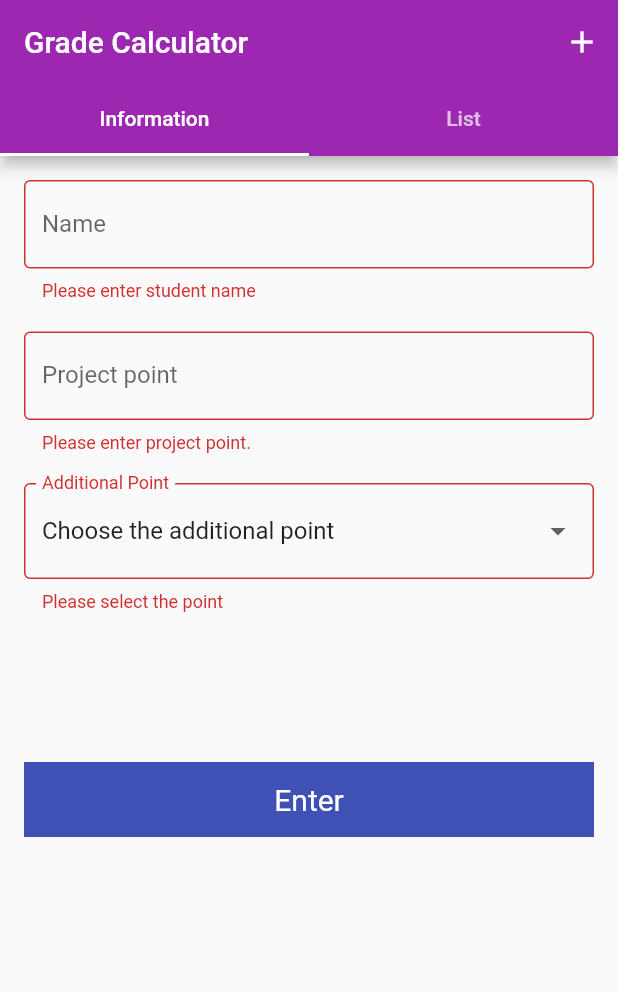
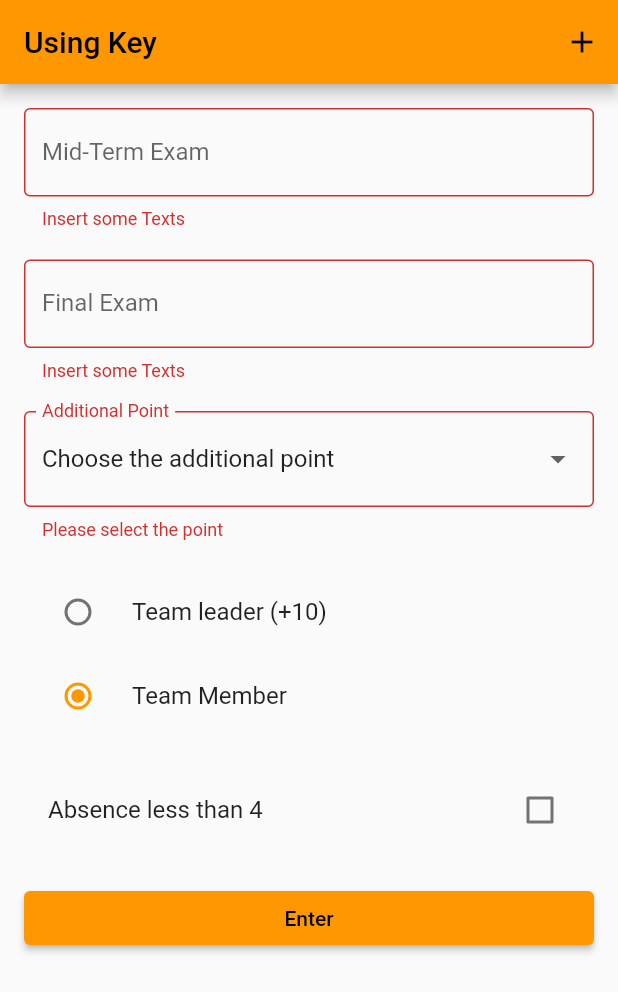
Before and after one commit to gaeun23/flutter-practice, a Flutter app: the screen it shows after launch, after a tap on "Enter", on a phone screen of 412 x 824 dp. Shown: the top 992 px of the screen. Run offline on Flutter 3.47's test engine with Material 2 defaults, Android fonts, the phone set to English and light mode, and no system bars.

```diff
--- a/lib/main.dart
+++ b/lib/main.dart
@@ -1,4 +1,6 @@
 import 'package:flutter/material.dart';
+
+enum Role { leader, member }
 
 void main() {
   runApp(const MyApp());
@@ -12,7 +14,7 @@ class MyApp extends StatelessWidget {
     return MaterialApp(
       title: 'Flutter App',
       theme: ThemeData(
-        primarySwatch: Colors.purple,
+        primarySwatch: Colors.orange,
       ),
       home: const MyHomePage(),
     );
@@ -27,26 +29,32 @@ class MyHomePage extends StatefulWidget {
 }
 
 class _MyHomePageState extends State<MyHomePage> {
-  StudentInfo studentInfo = StudentInfo('', 0, 0);
+  @override
+  Widget build(BuildContext context) {
+    return Scaffold(
+      appBar: AppBar(
+        title: const Text('Using Key'),
+        actions: [IconButton(onPressed: () {}, icon: const Icon(Icons.add))],
+      ),
+      body: MyForm(),
+    );
+  }
+}
+
+class MyForm extends StatefulWidget {
+  const MyForm({Key? key}) : super(key: key);
+
+  @override
+  State<MyForm> createState() => _MyFormState();
+}
+
+class _MyFormState extends State<MyForm> {
+  StudentResult studentResult = StudentResult(0, 0, 0, -1, true);
   final _formKey = GlobalKey<FormState>();
-  late List<Widget> studentList = [];
 
   @override
   Widget build(BuildContext context) {
-    return DefaultTabController(
-      length: 2,
-      child: Scaffold(
-        appBar: AppBar(
-          title: const Text('Grade Calculator'),
-          actions: [IconButton(onPressed: () {}, icon: const Icon(Icons.add))],
-          bottom: const TabBar(
-            tabs: [Tab(text: 'Information'), Tab(text: 'List')],
-          ),
-        ),
-        body: TabBarView(
-          children: [
-            Tab(
-              child: Form(
+    return Form(
       key: _formKey,
       child: Padding(
         padding: const EdgeInsets.all(16.0),
@@ -54,19 +62,19 @@ class _MyHomePageState extends State<MyHomePage> {
           children: [
             TextFormField(
               decoration: const InputDecoration(
-                            border: OutlineInputBorder(), labelText: 'Name'),
+                border: OutlineInputBorder(),
+                labelText: 'Mid-Term Exam',
+              ),
               validator: (value) {
                 if (value == null || value.isEmpty) {
-                            return 'Please enter student name';
-                          } else if (int.tryParse(value) != null) {
-                            return 'Please enter some string, not a number.';
+                  return 'Insert some Texts';
+                } else if (int.tryParse(value) == null) {
+                  return 'Insert some Integer';
                 }
                 return null;
               },
               onSaved: (value) {
-                          setState(() {
-                            studentInfo.name = value!;
-                          });
+                studentResult.midTermExam = int.parse(value!);
               },
             ),
             const SizedBox(
@@ -75,17 +83,18 @@ class _MyHomePageState extends State<MyHomePage> {
             TextFormField(
               decoration: const InputDecoration(
                 border: OutlineInputBorder(),
-                            labelText: 'Project point'),
+                labelText: 'Final Exam',
+              ),
               validator: (value) {
                 if (value == null || value.isEmpty) {
-                            return 'Please enter project point.';
+                  return 'Insert some Texts';
                 } else if (int.tryParse(value) == null) {
-                            return 'Please enter some integer.';
+                  return 'Insert some Integer';
                 }
                 return null;
               },
               onSaved: (value) {
-                          studentInfo.point = int.parse(value!);
+                studentResult.finalTermExam = int.parse(value!);
               },
             ),
             const SizedBox(
@@ -96,93 +105,92 @@ class _MyHomePageState extends State<MyHomePage> {
                 border: OutlineInputBorder(),
                 labelText: 'Additional Point',
               ),
+              value: studentResult.additionalPoint,
               items: List.generate(11, (index) {
                 if (index == 0) {
                   return DropdownMenuItem(
-                                value: index,
-                                child:
-                                    const Text('Choose the additional point'));
+                    value: index - 1,
+                    child: const Text('Choose the additional point'),
+                  );
                 }
                 return DropdownMenuItem(
-                              value: index, child: Text('${index - 1} point'));
+                  value: index - 1,
+                  child: Text('${index - 1} point'),
+                );
               }),
-                        value: 0,
               onChanged: (value) {
-                          studentInfo.additionalPoint = value! - 1;
+                setState(() {
+                  studentResult.additionalPoint = value!;
+                });
               },
               validator: (value) {
-                          if (value == 0) {
+                if (value == -1) {
                   return 'Please select the point';
                 }
                 return null;
               },
             ),
             const SizedBox(
-                        height: 100,
+              height: 20,
             ),
-                      GestureDetector(
-                        child: Container(
-                          height: 50,
-                          color: Colors.indigo,
-                          child: const Center(
-                            child: Text(
-                              'Enter',
-                              style: TextStyle(
-                                  fontSize: 20.0, color: Colors.white),
+            RadioListTile(
+                title: const Text('Team leader (+10)'),
+                value: 10,
+                groupValue: studentResult.teamLeaderPoint,
+                onChanged: (value) {
+                  setState(() {
+                    studentResult.teamLeaderPoint = 10;
+                  });
+                }),
+            RadioListTile(
+                title: const Text('Team Member'),
+                value: 0,
+                groupValue: studentResult.teamLeaderPoint,
+                onChanged: (value) {
+                  setState(() {
+                    studentResult.teamLeaderPoint = 0;
+                  });
+                }),
+            const SizedBox(
+              height: 20,
+            ),
+            CheckboxListTile(
+                title: const Text('Absence less than 4'),
+                value: !studentResult.attendance,
+                onChanged: (value) {
+                  setState(() {
+                    studentResult.attendance = value!;
+                  });
+                }),
+            const SizedBox(
+              height: 20,
+            ),
+            ElevatedButton(
+              onPressed: () {
+                setState(() {
+                  if (_formKey.currentState!.validate()) {
+                    ScaffoldMessenger.of(context).showSnackBar(const SnackBar(
+                      content: Text('Processing data'),
+                    ));
+                    _formKey.currentState!.save();
+                    studentResult.computeSum();
+                    // Routing 을 하는 위젯
+                    // Stack 자료구조 처럼 위에 덧붙여지게 됨
+                    // 위로 생성된 페이지의 appBar 에는 자동으로 뒤로가기 버튼 생성(pop 기능)
+                    Navigator.push(
+                      context,
+                      MaterialPageRoute(
+                        builder: (context) => ResultPage(
+                          result: studentResult,
                         ),
                       ),
-                        ),
-                        onTap: () {
-                          setState(() {
-                            if (_formKey.currentState!.validate()) {
-                              ScaffoldMessenger.of(context)
-                                  .showSnackBar(const SnackBar(
-                                content: Text('Information update complete'),
-                              ));
-                              _formKey.currentState!.save();
-                              studentList.add(ListTile(
-                                title: Text(studentInfo.toString()),
-                                leading: const Icon(Icons.home),
-                              ));
-                              print(studentInfo);
-                              print(studentList);
+                    );
+                    print(studentResult);
                   }
                 });
               },
-                      )
-                    ],
+              child: const Text('Enter'),
             ),
-                ),
-              ),
-            ),
-            Tab(
-              child: ReorderableListView.builder(
-                itemBuilder: (context, i) {
-                  return Dismissible(
-                    key: ValueKey(studentList[i]),
-                    background: Container(
-                      color: Colors.purple,
-                    ),
-                    onDismissed: (direction) {
-                      setState(() {
-                        studentList.removeAt(i);
-                      });
-                    },
-                    child: studentList[i],
-                  );
-                },
-                itemCount: studentList.length,
-                onReorder: (int oldIndex, int newIndex) {
-                  if (studentList.length > 2) {
-                    if (oldIndex < newIndex) {
-                      newIndex -= 1;
-                    }
-                    studentList.insert(
-                        newIndex, studentList.removeAt(oldIndex));
-                  }
-                },
-              ),
-            )
           ],
         ),
       ),
@@ -190,15 +198,81 @@ class _MyHomePageState extends State<MyHomePage> {
   }
 }
 
-class StudentInfo {
-  String name;
-  int point;
+class ResultPage extends StatelessWidget {
+  const ResultPage({Key? key, this.result}) : super(key: key);
+
+  // 변수의 nullable 선언
+  final StudentResult? result;
+
+  @override
+  Widget build(BuildContext context) {
+    return Scaffold(
+      appBar: AppBar(
+        title: const Text('Result'),
+        actions: [IconButton(onPressed: () {}, icon: const Icon(Icons.add))],
+      ),
+      body: Center(
+        child: Column(
+          mainAxisAlignment: MainAxisAlignment.center,
+          children: [
+            const Text(
+              'Total Sum',
+              style: TextStyle(
+                fontSize: 30,
+              ),
+            ),
+            const SizedBox(
+              height: 20,
+            ),
+            Text(
+              '${result?.totalPoint}',
+              style: const TextStyle(fontSize: 50),
+            ),
+            const SizedBox(
+              height: 20,
+            ),
+            ElevatedButton(
+                onPressed: () {
+                  // pop 하는 코드
+                  Navigator.pop(context);
+                },
+                child: const Text('Insert Again'))
+          ],
+        ),
+      ),
+    );
+  }
+}
+
+class StudentResult {
+  int midTermExam;
+  int finalTermExam;
+  int teamLeaderPoint;
   int additionalPoint;
+  bool attendance;
+  int? totalPoint;
 
-  StudentInfo(this.name, this.point, this.additionalPoint);
+  StudentResult(this.midTermExam, this.finalTermExam, this.teamLeaderPoint,
+      this.additionalPoint, this.attendance);
+
+  computeSum() {
+    if (additionalPoint != -1) {
+      totalPoint =
+          midTermExam + finalTermExam + teamLeaderPoint + additionalPoint;
+      if (!attendance) {
+        totalPoint = 0;
+      }
+    }
+  }
 
   @override
   String toString() {
-    return '$name: ${point + additionalPoint}';
+    return '('
+        '$totalPoint'
+        '$midTermExam, '
+        '$finalTermExam, '
+        '$teamLeaderPoint, '
+        '$additionalPoint, '
+        '$attendance)';
   }
 }
```
Lines whose indentation alone changed are shown as unchanged.
